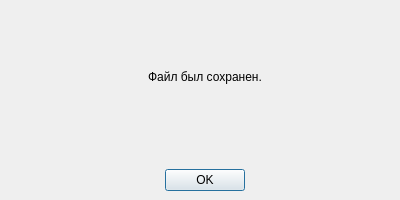
First picture: the form in sem2/lab1/task1/savesuccess.ui, repository anterg0/bsuir, before the edit.
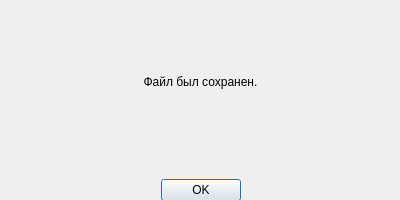
Second picture: the form after the edit.

```diff
--- a/sem2/lab1/task1/savesuccess.ui
+++ b/sem2/lab1/task1/savesuccess.ui
@@ -28,10 +28,10 @@
   <widget class="QWidget" name="verticalLayoutWidget">
    <property name="geometry">
     <rect>
-     <x>140</x>
+     <x>0</x>
      <y>-10</y>
-     <width>130</width>
-     <height>201</height>
+     <width>401</width>
+     <height>211</height>
     </rect>
    </property>
    <layout class="QVBoxLayout" name="verticalLayout">
```
